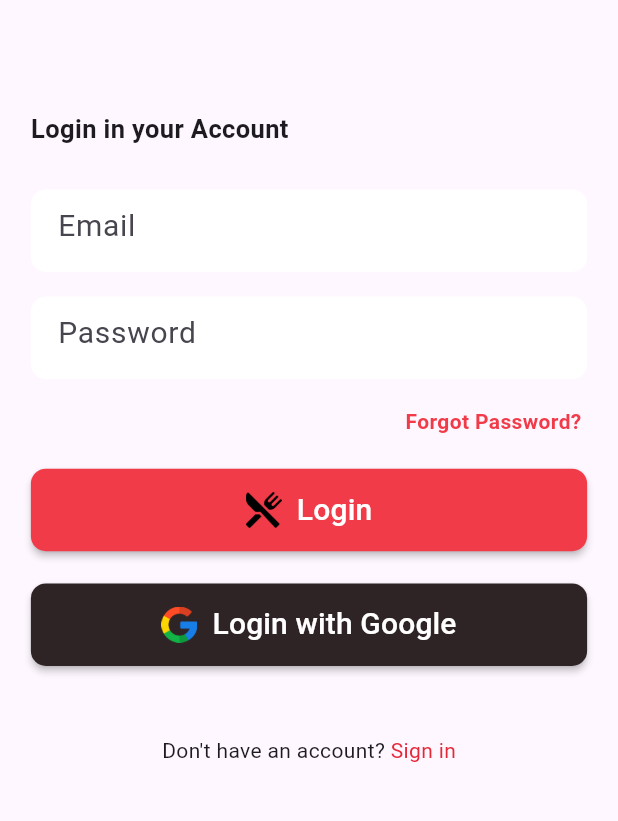
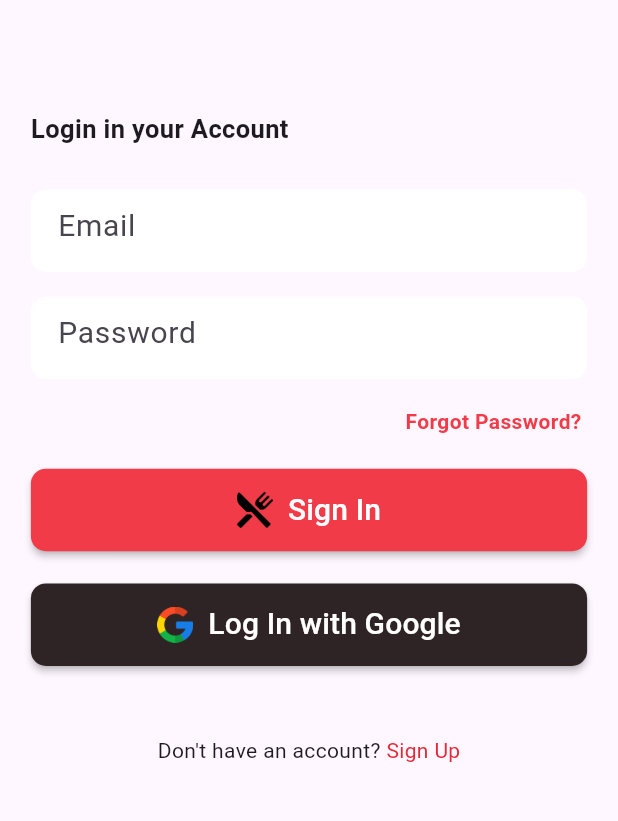
Before and after one commit to FouadCoder/Foodorder, a Flutter app: the screen it shows after launch, on a phone screen of 412 x 824 dp, the part 290-1111 px from its top. Run offline on Flutter 3.47's test engine with Material 3 defaults, Android fonts, the phone set to English and light mode, and no system bars; our stand-ins replace cached_network_image, cloud_firestore, connectivity_plus, firebase_auth, firebase_core, firebase_storage and 6 more; accounts and stored records are empty.

Commit message:
verify and login and Sign up

```diff
--- a/lib/auth/login.dart
+++ b/lib/auth/login.dart
@@ -232,7 +232,7 @@ DateTime? _lastrequest;
                 // Button Login
                 loadingLogin ?
                 Center(child: Lottie.asset("assets/loading5.json" ,height: 100, width: 100, fit: BoxFit.contain, )) :
-                ClassButton(textbutton: "Login" , imageicon: "assets/food.login.png",color: redC,onPressed: () async {
+                ClassButton(textbutton: "Sign In" , imageicon: "assets/food.login.png",color: redC,onPressed: () async {
                   if(emailcontroller.text.isNotEmpty && passwordcontroller.text.isNotEmpty){
                     if(emailcontroller.text.endsWith("@gmail.com")){
                       // Login
@@ -291,7 +291,7 @@ DateTime? _lastrequest;
                 // Login Google
                 loadingGoogle ?
                 Center(child: Lottie.asset("assets/loading5.json" ,height: 100, width: 100, fit: BoxFit.contain, )) :
-                ClassButton(textbutton: "Login with Google" , imageicon: "assets/google.png",color: brownColor,onPressed: () async{
+                ClassButton(textbutton: "Log In with Google" , imageicon: "assets/google.png",color: brownColor,onPressed: () async{
                   // if the login passed , this will work to take him Main page
                   setState(() {loadingGoogle = true;});
                   UserCredential? user = await AuthService().signInWithGoogle();
@@ -318,7 +318,7 @@ DateTime? _lastrequest;
                     const Text("Don't have an account? "),
                     GestureDetector(onTap: (){
                       Navigator.pushReplacementNamed(context, "Sign");
-                    },child: const Text("Sign in", style: TextStyle(color: redbutton),),)
+                    },child: const Text("Sign Up", style: TextStyle(color: redbutton),),)
 
                   ],
                 )
--- a/lib/auth/sgin.dart
+++ b/lib/auth/sgin.dart
@@ -75,7 +75,7 @@ class _SignUpState extends State<SignUp> {
                   // Button Login
                   loadingLogin ?
                   Center(child: Lottie.asset("assets/loading5.json" ,height: 100, width: 100, fit: BoxFit.contain, )) :
-                  ClassButton(textbutton: "Sign up" , imageicon: "assets/food.login.png" ,color: redC,onPressed: () async{
+                  ClassButton(textbutton: "Sign Up" , imageicon: "assets/food.login.png" ,color: redC,onPressed: () async{
                     if(emailcontroller.text.isNotEmpty && passwordcontroller.text.isNotEmpty && confirmcontroller.text.isNotEmpty){
                       if(passwordcontroller.text == confirmcontroller.text){
                         if(emailcontroller.text.endsWith("@gmail.com")){
@@ -133,7 +133,7 @@ class _SignUpState extends State<SignUp> {
                   // Login Google
                   loadingGoogle ?
                   Center(child: Lottie.asset("assets/loading5.json" ,height: 100, width: 100, fit: BoxFit.contain, )) :
-                  ClassButton(textbutton: "Sign up with Google" , imageicon: "assets/google.png" ,color: brownColor,onPressed: ()async {
+                  ClassButton(textbutton: "Sign in with Google" , imageicon: "assets/google.png" ,color: brownColor,onPressed: ()async {
                                     // if the login passed , this will work to take him Main page
                     setState(() {loadingGoogle = true;});
                     UserCredential? user = await AuthService().signInWithGoogle();
@@ -157,7 +157,7 @@ class _SignUpState extends State<SignUp> {
                       const Text("Have an account? "),
                       GestureDetector(onTap: (){
                         Navigator.pushReplacementNamed(context, "Login");
-                      },child: const Text("Login", style: TextStyle(color: redbutton),),)
+                      },child: const Text("Sign In", style: TextStyle(color: redbutton),),)
 
                     ],
                   )
--- a/lib/pages/verify_email.dart
+++ b/lib/pages/verify_email.dart
@@ -23,15 +23,12 @@ class _VerifyEmailState extends State<VerifyEmail> {
   void initState(){
   super.initState();
   getLastrequest();
-  if(_requstConut == 0){
-    FirebaseAuth.instance.currentUser!.sendEmailVerification(); // send verify
-  }
 }
 
 void successVerifyGoLogin(BuildContext context){
   showDialog(context: context, builder: (BuildContext context){
     return ShowdialogSuccess(message: "Your email has been successfully verified! You're all set to log in and start using your account. Welcome aboard!",
-      onPressed: (){Navigator.of(context).pushNamedAndRemoveUntil("Login", (route)=> false);}, stateImage: "assets/true.png", mainText: "Success!", buttomText: "Log In Now");
+      onPressed: (){Navigator.of(context).pushNamedAndRemoveUntil("Login", (route)=> false);}, stateImage: "assets/true.png", mainText: "Success!", buttomText: "Sign In Now");
   });
 }
 
@@ -52,7 +49,9 @@ void successVerifyGoLogin(BuildContext context){
       _lastrequest = lastrequest;
       _requstConut = requstConut;
     });
-
+if(requstConut == 0){
+  await FirebaseAuth.instance.currentUser!.sendEmailVerification(); // send verify
+}
     startTimer();
   }
 
@@ -105,13 +104,16 @@ void successVerifyGoLogin(BuildContext context){
         conter = rmingTime;
       });
     _timer = Timer.periodic(const Duration(seconds: 1), (timer){
-      setState(() {
+      if(mounted){
+        setState(() {
         if(conter <= 0){
           _timer!.cancel();
         } else {
           conter--;
         }
       });
+      }
+
     });
   }
 
```
